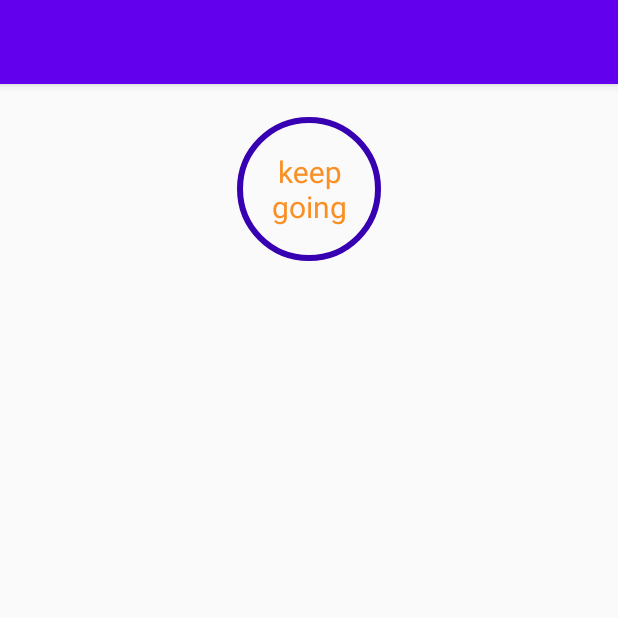
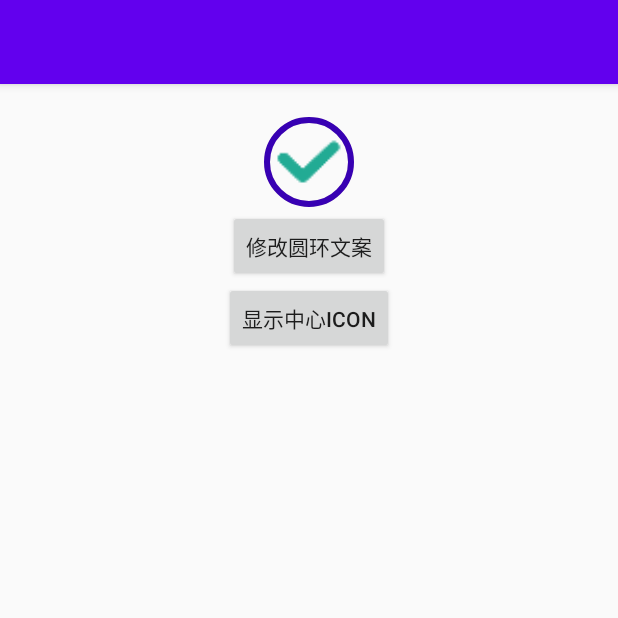
Before and after one commit to angelsusu/android_demo, an Android app: the WidgetsTestActivity screen opened directly, with no data from a screen before it, on a phone screen of 412 x 824 dp, the top half of it. Run offline under Robolectric (Android 15) with nearby library versions, the phone set to English and light mode, and no system bars.

Commit message:
调整测试用例

```diff
--- a/app/src/main/java/com/example/test/widgets/CircleProgressBar.kt
+++ b/app/src/main/java/com/example/test/widgets/CircleProgressBar.kt
@@ -3,6 +3,7 @@ package com.example.test.widgets
 import android.content.Context
 import android.graphics.Color
 import android.util.AttributeSet
+import android.util.Log
 import android.view.View
 import android.view.ViewGroup
 import android.widget.FrameLayout
@@ -17,9 +18,13 @@ import kotlinx.android.synthetic.main.circle_progress_bar_view.view.*
  */
 class CircleProgressBar : FrameLayout {
 
+    companion object {
+        private const val TAG = "CircleProgressBar"
+    }
+
     private var mText = ""
     private var mTextColor = Color.parseColor("#FA9025")
-    private var mTextSize = 20f
+    private var mTextSize = 12f
 
     private var mIconType = 0
 
@@ -57,10 +62,12 @@ class CircleProgressBar : FrameLayout {
         mText = array.getString(R.styleable.CircleProgressBar_text) ?: ""
         mTextColor = array.getColor(R.styleable.CircleProgressBar_textColor, mTextColor)
         mTextSize = array.getDimension(R.styleable.CircleProgressBar_textFontSize, mTextSize)
+        mIconType = array.getInt(R.styleable.CircleProgressBar_iconType, mIconType)
 
-        setText(mText)
+        //setText(mText)
         setTextSize(mTextSize)
         setTextColor(mTextColor)
+        setIconType(mIconType)
 
         array.recycle()
     }
@@ -72,6 +79,7 @@ class CircleProgressBar : FrameLayout {
         tv_circle_bar_text?.text = text
         tv_circle_bar_text?.visibility = View.VISIBLE
         iv_circle_bar_icon?.visibility = View.GONE
+        Log.d("CircleProgressBar", "setIcon visibility Gone")
     }
 
     /**
@@ -99,10 +107,11 @@ class CircleProgressBar : FrameLayout {
      * 设置中心icon
      */
     fun setIconType(iconType: Int) {
-        iv_circle_bar_icon?.visibility = View.VISIBLE
-        tv_circle_bar_text?.visibility = View.GONE
         getIconRes(iconType)?.let { res ->
+            iv_circle_bar_icon?.visibility = View.VISIBLE
+            tv_circle_bar_text?.visibility = View.GONE
             iv_circle_bar_icon?.setImageResource(res)
+            Log.d("CircleProgressBar", "setIcon visibility visible")
         }
     }
 
@@ -112,6 +121,11 @@ class CircleProgressBar : FrameLayout {
             else -> null
         }
     }
+
+    override fun onMeasure(widthMeasureSpec: Int, heightMeasureSpec: Int) {
+        super.onMeasure(widthMeasureSpec, heightMeasureSpec)
+        Log.d(TAG, "onMeasure")
+    }
 }
 
 object CircleProgressIconType {
--- a/app/src/main/java/com/example/test/widgets/CircleProgressView.kt
+++ b/app/src/main/java/com/example/test/widgets/CircleProgressView.kt
@@ -40,7 +40,7 @@ class CircleProgressView : View {
         ValueAnimator.ofFloat(0f, sweepAngle)?.apply {
             addUpdateListener {
                 sweepAngle = it.animatedValue as Float
-                Log.d("CircleProgressBar", "${it.animatedValue}")
+//                Log.d("CircleProgressBar", "${it.animatedValue}")
                 invalidate()
             }
         }
--- a/app/src/main/java/com/example/test/widgets/WidgetsTestActivity.kt
+++ b/app/src/main/java/com/example/test/widgets/WidgetsTestActivity.kt
@@ -3,6 +3,7 @@ package com.example.test.widgets
 import android.os.Bundle
 import androidx.appcompat.app.AppCompatActivity
 import com.example.test.R
+import kotlinx.android.synthetic.main.activity_widgets_test.*
 
 /**
  * author: beitingsu
@@ -17,6 +18,11 @@ class WidgetsTestActivity: AppCompatActivity() {
     }
 
     private fun init() {
-
+        btn_change_text?.setOnClickListener {
+            circle_bar?.setText("go go go")
+        }
+        btn_change_icon?.setOnClickListener {
+            circle_bar?.setIconType(CircleProgressIconType.ICON_SUCCESS)
+        }
     }
 }
--- a/app/src/main/res/layout/activity_widgets_test.xml
+++ b/app/src/main/res/layout/activity_widgets_test.xml
@@ -9,19 +9,40 @@
     android:paddingTop="20dp"
     android:gravity="center_horizontal">
 
+    <LinearLayout
+        android:layout_width="match_parent"
+        android:layout_height="match_parent"
+        android:gravity="center_horizontal"
+        android:orientation="vertical">
+
         <FrameLayout
-        android:layout_width="100dp"
-        android:layout_height="100dp">
+            android:layout_width="64dp"
+            android:layout_height="64dp">
 
             <com.example.test.widgets.CircleProgressBar
                 android:id="@+id/circle_bar"
                 android:layout_width="match_parent"
                 android:layout_height="match_parent"
                 android:gravity="center"
-            app:text="keep going"/>
+                app:text="keep going"
+                app:iconType="1"/>
 
         </FrameLayout>
 
 
+        <Button
+            android:id="@+id/btn_change_text"
+            android:layout_width="wrap_content"
+            android:layout_height="wrap_content"
+            android:text="修改圆环文案"/>
+
+        <Button
+            android:id="@+id/btn_change_icon"
+            android:layout_width="wrap_content"
+            android:layout_height="wrap_content"
+            android:text="显示中心icon"/>
 
     </LinearLayout>
+
+
+</LinearLayout>
```
Lines whose indentation alone changed are shown as unchanged.
